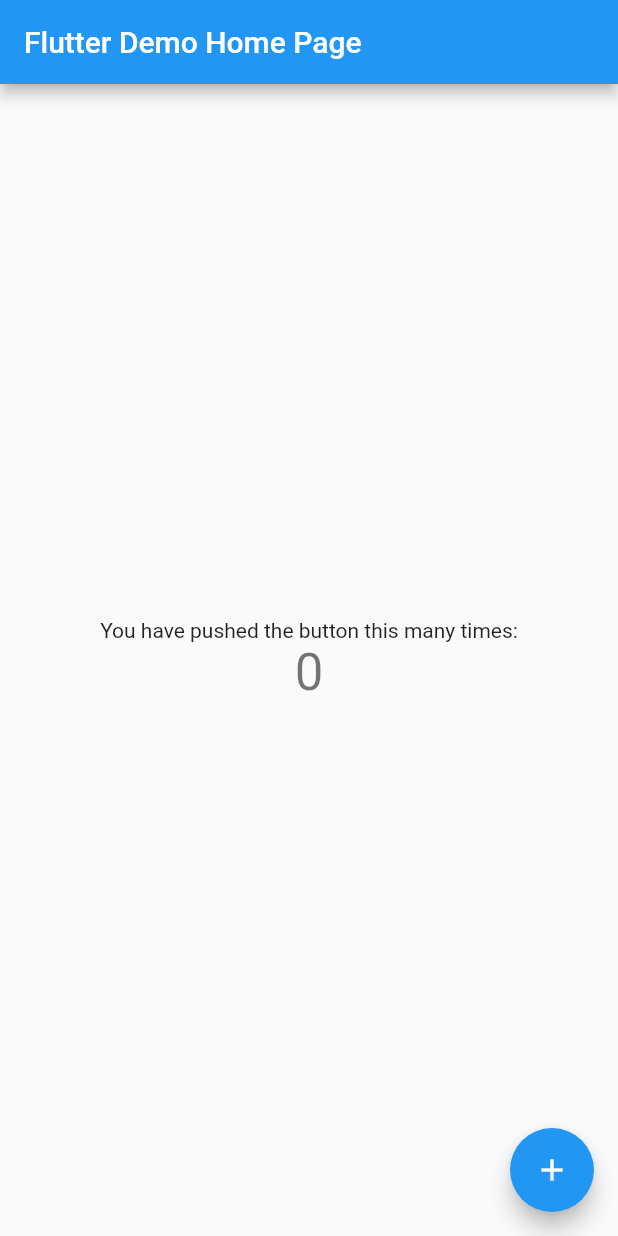
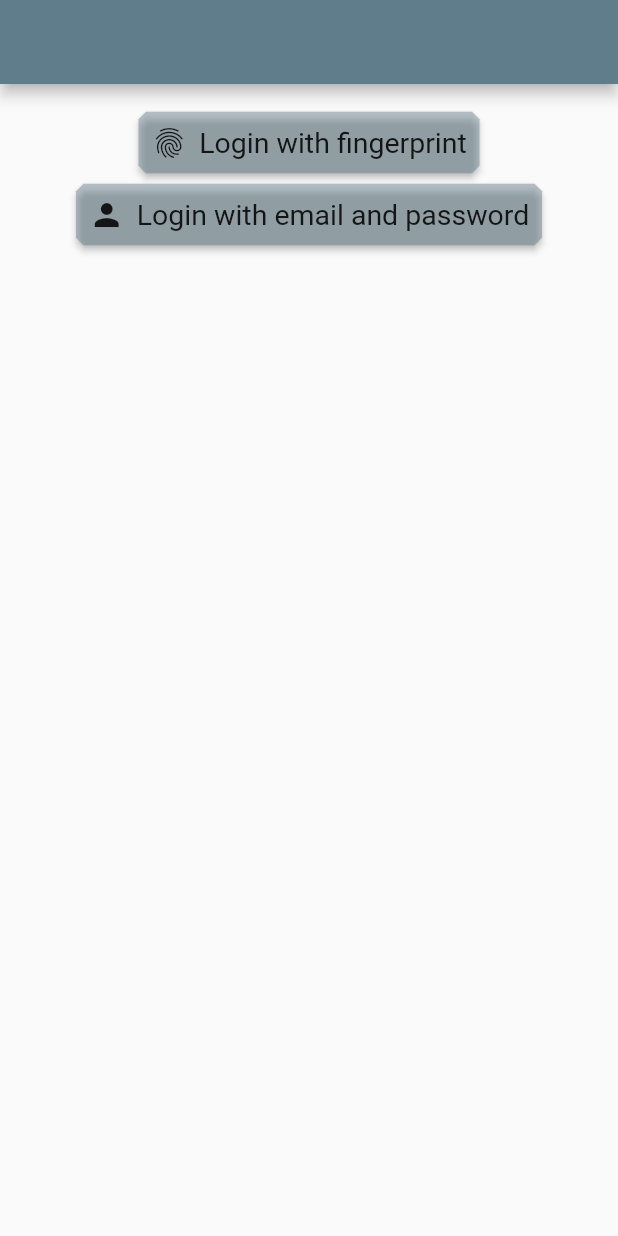
Before and after one commit to EngAddow/credentials-management, a Flutter app: the screen it shows after launch, on a phone screen of 412 x 824 dp. Run offline on Flutter 3.47's test engine with Material 2 defaults, Android fonts, the phone set to English and light mode, and no system bars; Roboto replaces fonts that are missing (Hind).

Commit message:
file stracture

```diff
--- a/lib/main.dart
+++ b/lib/main.dart
@@ -1,4 +1,5 @@
 import 'package:flutter/material.dart';
+import 'package:flutter_app/src/ui/screens/login_screen.dart';
 
 void main() {
   runApp(MyApp());
@@ -9,109 +10,24 @@ class MyApp extends StatelessWidget {
   @override
   Widget build(BuildContext context) {
     return MaterialApp(
-      title: 'Flutter Demo',
-      theme: ThemeData(
-        // This is the theme of your application.
-        //
-        // Try running your application with "flutter run". You'll see the
-        // application has a blue toolbar. Then, without quitting the app, try
-        // changing the primarySwatch below to Colors.green and then invoke
-        // "hot reload" (press "r" in the console where you ran "flutter run",
-        // or simply save your changes to "hot reload" in a Flutter IDE).
-        // Notice that the counter didn't reset back to zero; the application
-        // is not restarted.
-        primarySwatch: Colors.blue,
-        // This makes the visual density adapt to the platform that you run
-        // the app on. For desktop platforms, the controls will be smaller and
-        // closer together (more dense) than on mobile platforms.
-        visualDensity: VisualDensity.adaptivePlatformDensity,
-      ),
-      home: MyHomePage(title: 'Flutter Demo Home Page'),
-    );
+        title: 'Credentials management app.',
+        theme: ThemeData(
+          primarySwatch: Colors.blueGrey,
+
+          // Define the default font family.
+          fontFamily: 'Georgia',
+
+          // Define the default TextTheme. Use this to specify the default
+          // text styling for headlines, titles, bodies of text, and more.
+          textTheme: TextTheme(
+            headline1: TextStyle(fontSize: 72.0, fontWeight: FontWeight.bold),
+            headline6: TextStyle(fontSize: 36.0, fontStyle: FontStyle.italic),
+            bodyText2: TextStyle(fontSize: 19.0, fontFamily: 'Hind'),
+          ),
+
+          visualDensity: VisualDensity.adaptivePlatformDensity,
+        ),
+        home: LoginScreen() //HomeScreen(),
+        );
   }
 }
-
-class MyHomePage extends StatefulWidget {
-  MyHomePage({Key key, this.title}) : super(key: key);
-
-  // This widget is the home page of your application. It is stateful, meaning
-  // that it has a State object (defined below) that contains fields that affect
-  // how it looks.
-
-  // This class is the configuration for the state. It holds the values (in this
-  // case the title) provided by the parent (in this case the App widget) and
-  // used by the build method of the State. Fields in a Widget subclass are
-  // always marked "final".
-
-  final String title;
-
-  @override
-  _MyHomePageState createState() => _MyHomePageState();
-}
-
-class _MyHomePageState extends State<MyHomePage> {
-  int _counter = 0;
-
-  void _incrementCounter() {
-    setState(() {
-      // This call to setState tells the Flutter framework that something has
-      // changed in this State, which causes it to rerun the build method below
-      // so that the display can reflect the updated values. If we changed
-      // _counter without calling setState(), then the build method would not be
-      // called again, and so nothing would appear to happen.
-      _counter++;
-    });
-  }
-
-  @override
-  Widget build(BuildContext context) {
-    // This method is rerun every time setState is called, for instance as done
-    // by the _incrementCounter method above.
-    //
-    // The Flutter framework has been optimized to make rerunning build methods
-    // fast, so that you can just rebuild anything that needs updating rather
-    // than having to individually change instances of widgets.
-    return Scaffold(
-      appBar: AppBar(
-        // Here we take the value from the MyHomePage object that was created by
-        // the App.build method, and use it to set our appbar title.
-        title: Text(widget.title),
-      ),
-      body: Center(
-        // Center is a layout widget. It takes a single child and positions it
-        // in the middle of the parent.
-        child: Column(
-          // Column is also a layout widget. It takes a list of children and
-          // arranges them vertically. By default, it sizes itself to fit its
-          // children horizontally, and tries to be as tall as its parent.
-          //
-          // Invoke "debug painting" (press "p" in the console, choose the
-          // "Toggle Debug Paint" action from the Flutter Inspector in Android
-          // Studio, or the "Toggle Debug Paint" command in Visual Studio Code)
-          // to see the wireframe for each widget.
-          //
-          // Column has various properties to control how it sizes itself and
-          // how it positions its children. Here we use mainAxisAlignment to
-          // center the children vertically; the main axis here is the vertical
-          // axis because Columns are vertical (the cross axis would be
-          // horizontal).
-          mainAxisAlignment: MainAxisAlignment.center,
-          children: <Widget>[
-            Text(
-              'You have pushed the button this many times:',
-            ),
-            Text(
-              '$_counter',
-              style: Theme.of(context).textTheme.headline4,
-            ),
-          ],
-        ),
-      ),
-      floatingActionButton: FloatingActionButton(
-        onPressed: _incrementCounter,
-        tooltip: 'Increment',
-        child: Icon(Icons.add),
-      ), // This trailing comma makes auto-formatting nicer for build methods.
-    );
-  }
-}
--- /dev/null
+++ b/lib/src/ui/screens/home_screen.dart
@@ -0,0 +1,11 @@
+import 'package:flutter/material.dart';
+
+class HomeScreen extends StatelessWidget {
+  @override
+  Widget build(BuildContext context) {
+    return Scaffold(
+      appBar: AppBar(),
+      body: Container(),
+    );
+  }
+}
--- /dev/null
+++ b/lib/src/ui/screens/login_screen.dart
@@ -0,0 +1,54 @@
+import 'package:flutter/material.dart';
+import 'package:flutter_app/src/ui/widgets/raised_button_icon.dart';
+
+class LoginScreen extends StatelessWidget {
+  @override
+  Widget build(BuildContext context) {
+    return Scaffold(
+      appBar: AppBar(),
+      body: Center(
+        child: Column(
+          mainAxisAlignment: MainAxisAlignment.start,
+          children: [
+            const SizedBox(height: 15.0),
+            RaisedButtonIcon(
+              onPressed: () {},
+              icon: Icons.fingerprint,
+              label: 'Login with fingerprint',
+            ),
+            RaisedButtonIcon(
+              onPressed: () => _showModal(context),
+              icon: Icons.person,
+              label: 'Login with email and password',
+            ),
+          ],
+        ),
+      ),
+    );
+  }
+
+  void _showModal(BuildContext context) {
+    showModalBottomSheet<void>(
+      context: context,
+      builder: (BuildContext context) {
+        return Container(
+          height: 200,
+          color: Colors.amber,
+          child: Center(
+            child: Column(
+              mainAxisAlignment: MainAxisAlignment.center,
+              mainAxisSize: MainAxisSize.min,
+              children: <Widget>[
+                const Text('Modal BottomSheet'),
+                ElevatedButton(
+                  child: const Text('Close BottomSheet'),
+                  onPressed: () => Navigator.pop(context),
+                )
+              ],
+            ),
+          ),
+        );
+      },
+    );
+  }
+}
--- /dev/null
+++ b/lib/src/ui/widgets/raised_button_icon.dart
@@ -0,0 +1,32 @@
+import 'package:flutter/material.dart';
+
+class RaisedButtonIcon extends StatelessWidget {
+  final VoidCallback onPressed;
+  final IconData icon;
+  final String label;
+  const RaisedButtonIcon({
+    Key key,
+    @required this.onPressed,
+    @required this.icon,
+    @required this.label,
+  }) : super(key: key);
+  @override
+  Widget build(BuildContext context) {
+    return RaisedButton.icon(
+      padding: EdgeInsets.all(8.5),
+      color: Theme.of(context).colorScheme.primary.withAlpha(110),
+      // Colors.blueGrey.shade200,
+      shape: const BeveledRectangleBorder(
+        borderRadius: const BorderRadius.all(
+          Radius.circular(5),
+        ),
+      ),
+      onPressed: onPressed,
+      icon: Icon(icon),
+      label: Text(
+        label,
+        style: Theme.of(context).textTheme.bodyText2,
+      ),
+    );
+  }
+}
```
Also changed, not shown: 1 other file.
